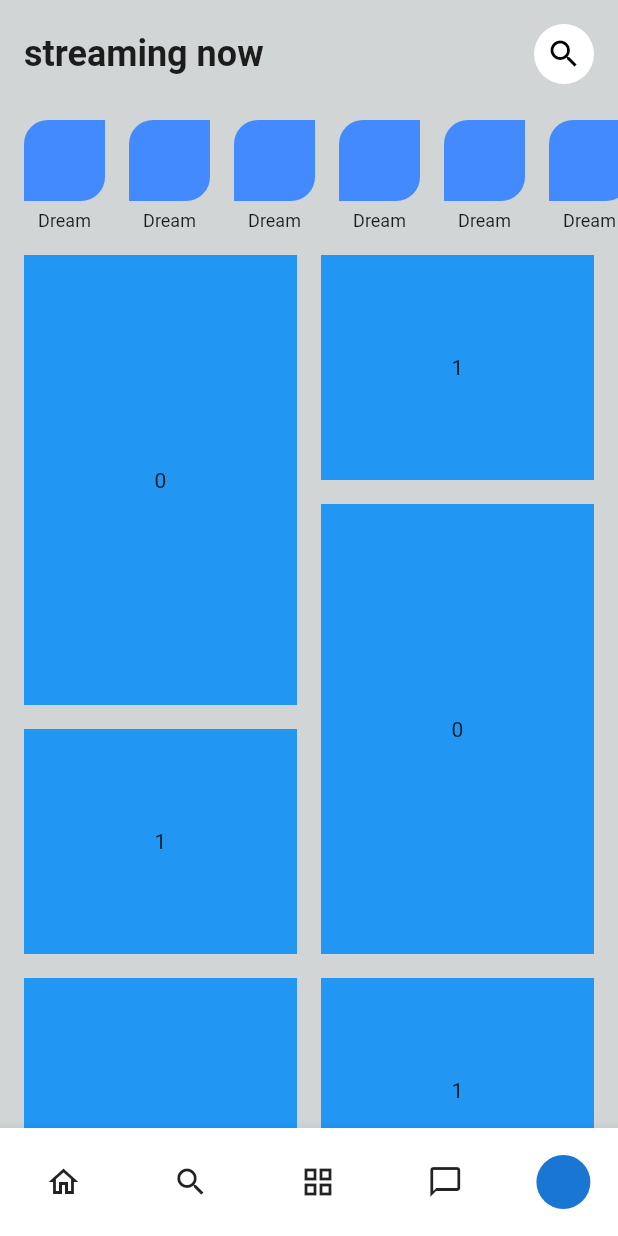
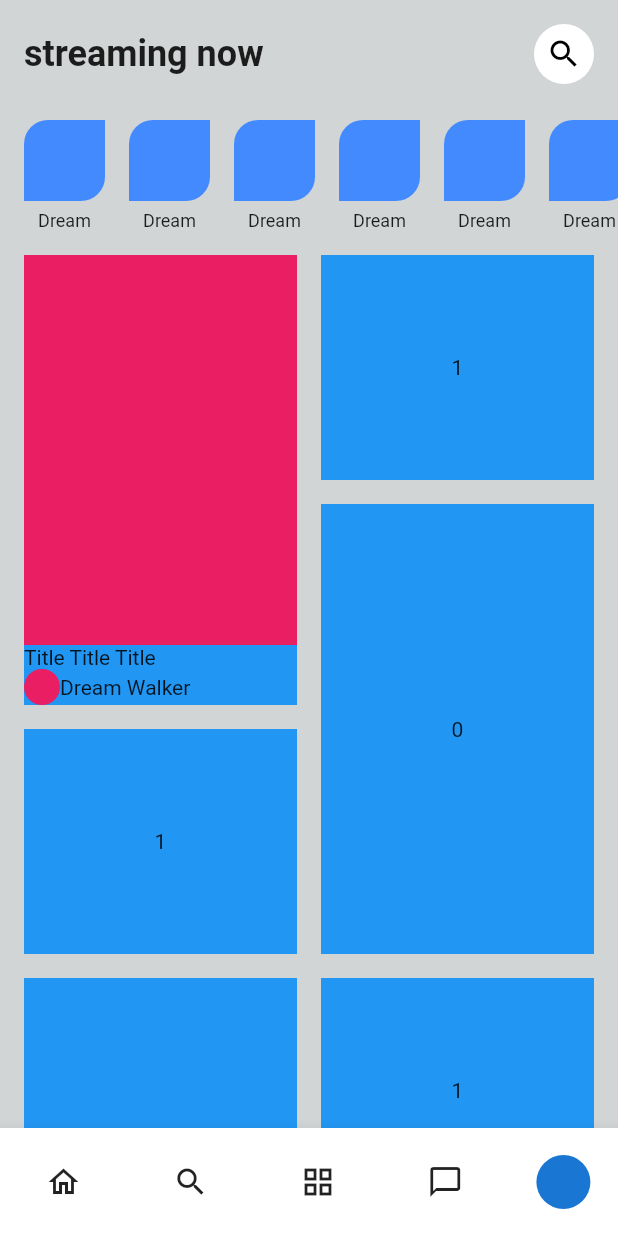
Before and after one commit to JAICHANGPARK/flutter_notebook_chapter_29, a Flutter app: the MusicPlayerHomePage screen opened directly, on a phone screen of 412 x 824 dp. Run offline on Flutter 3.47's test engine with Material 2 defaults, Android fonts, the phone set to English and light mode, and no system bars; our stand-ins replace dots_indicator.

Commit message:
Update music_player_home_page.dart

```diff
--- a/lib/ep1473_music_player_ui/view/music_player_home_page.dart
+++ b/lib/ep1473_music_player_ui/view/music_player_home_page.dart
@@ -112,8 +112,47 @@ class _MusicPlayerHomePageState extends State<MusicPlayerHomePage> {
                     children: [
                       SizedBox(
                         height: 300,
-                        child:
-                        Container(
+                        child: Container(
+                            color: Colors.blue,
+                            child: Column(
+                              crossAxisAlignment: CrossAxisAlignment.start,
+                              children: [
+                                Expanded(
+                                  child: Container(
+                                    decoration: BoxDecoration(
+                                      color: Colors.pink,
+                                    ),
+                                  ),
+                                ),
+                                Text(
+                                  "Title Title Title",
+                                  maxLines: 1,
+                                  overflow: TextOverflow.ellipsis,
+                                ),
+                                Row(
+                                  children: [
+                                    CircleAvatar(
+                                      radius: 12,
+                                      backgroundColor: Colors.pink,
+                                    ),
+                                    Text("Dream Walker"),
+                                  ],
+                                )
+                              ],
+                            )),
+                      ),
+                      SizedBox(
+                        height: 150,
+                        child: Container(
+                          color: Colors.blue,
+                          child: Center(
+                            child: Text("1"),
+                          ),
+                        ),
+                      ),
+                      SizedBox(
+                        height: 300,
+                        child: Container(
                           color: Colors.blue,
                           child: Center(
                             child: Text("0"),
@@ -131,8 +170,7 @@ class _MusicPlayerHomePageState extends State<MusicPlayerHomePage> {
                       ),
                       SizedBox(
                         height: 300,
-                        child:
-                        Container(
+                        child: Container(
                           color: Colors.blue,
                           child: Center(
                             child: Text("0"),
@@ -150,27 +188,7 @@ class _MusicPlayerHomePageState extends State<MusicPlayerHomePage> {
                       ),
                       SizedBox(
                         height: 300,
-                        child:
-                        Container(
-                          color: Colors.blue,
-                          child: Center(
-                            child: Text("0"),
-                          ),
-                        ),
-                      ),
-                      SizedBox(
-                        height: 150,
                         child: Container(
-                          color: Colors.blue,
-                          child: Center(
-                            child: Text("1"),
-                          ),
-                        ),
-                      ),
-                      SizedBox(
-                        height: 300,
-                        child:
-                        Container(
                           color: Colors.blue,
                           child: Center(
                             child: Text("0"),
```
